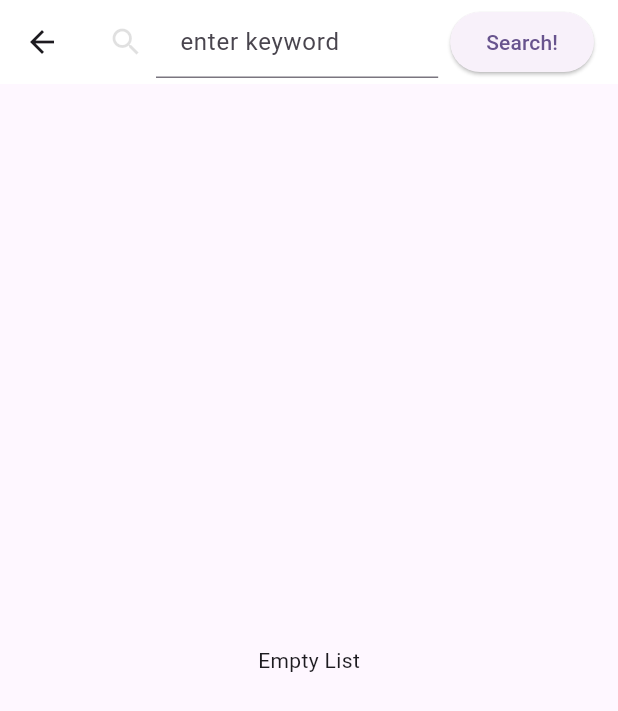
After one commit to Urrr4545/flutter_challenge, a Flutter app: the ChallengeNormalScreenDay8 screen opened directly, on a phone screen of 412 x 824 dp. The commit adds this screen. Shown: the top 711 px of the screen. Run offline on Flutter 3.47's test engine with Material 3 defaults, Android fonts, the phone set to English and light mode, and no system bars; our stand-ins replace google_fonts.

Commit message:
update day8

```diff
--- /dev/null
+++ b/lib/challenge_day_8/normal/main.dart
@@ -0,0 +1,198 @@
+import 'dart:convert';
+
+import 'package:flutter/material.dart';
+import 'package:http/http.dart' as http;
+
+class ResModel {
+  List<PeopleModel> results = [];
+
+  ResModel.fromJson(Map<String, dynamic> json) {
+    if (json['results'] != null) {
+      results = <PeopleModel>[];
+      json['results'].forEach((v) {
+        results.add(PeopleModel.fromJson(v));
+      });
+    }
+  }
+}
+
+class PeopleModel {
+  final String name, height, mass, hairColor, skinColor;
+
+  PeopleModel.fromJson(Map<String, dynamic> json)
+      : name = json['name'],
+        height = json['height'],
+        mass = json['mass'],
+        hairColor = json['hair_color'],
+        skinColor = json['skin_color'];
+}
+
+class ApiService {
+  static const String baseUrl = "https://swapi.dev/api/people/?search=";
+
+  static Future<List<PeopleModel>> getPeopleByName(String name) async {
+    final List<PeopleModel> peoples = [];
+    final url = Uri.parse("$baseUrl$name");
+    final res = await http.get(url);
+
+    if (res.statusCode == 200) {
+      final jsonData = jsonDecode(res.body);
+      final model = ResModel.fromJson(jsonData);
+      peoples.addAll(model.results);
+      model.results.forEach((element) {
+        print("name : ${element.name}");
+      });
+      return peoples;
+    }
+
+    throw Error();
+  }
+}
+
+class ChallengeNormalScreenDay8 extends StatefulWidget {
+  const ChallengeNormalScreenDay8({Key? key}) : super(key: key);
+
+  @override
+  State<ChallengeNormalScreenDay8> createState() =>
+      _ChallengeNormalScreenDay8State();
+}
+
+class _ChallengeNormalScreenDay8State extends State<ChallengeNormalScreenDay8> {
+  final textfieldController = TextEditingController();
+
+  List<PeopleModel> peoples = [];
+  bool isLoading = false;
+  bool isError = false;
+
+  @override
+  void initState() {
+    super.initState();
+  }
+
+  @override
+  void dispose() {
+    textfieldController.dispose();
+    super.dispose();
+  }
+
+  void fetchList(String keyword) {
+    setState(() {
+      isLoading = true;
+      isError = false;
+    });
+    ApiService.getPeopleByName(keyword).then((value) {
+      setState(() {
+        isLoading = false;
+        peoples.clear();
+        peoples.addAll(value);
+      });
+    }).onError((error, stackTrace) {
+      setState(() {
+        isLoading = false;
+        isError = true;
+      });
+    });
+  }
+
+  @override
+  Widget build(BuildContext context) {
+    return SafeArea(
+      child: Scaffold(
+          appBar: _buildAppbar(),
+          body: isLoading
+              ? _buildMessageView("Loading...")
+              : isError
+                  ? _buildMessageView("Error")
+                  : _buildPeopleListView(peoples)),
+    );
+  }
+
+  AppBar _buildAppbar() {
+    return AppBar(
+      backgroundColor: Colors.white,
+      title: Row(
+        mainAxisAlignment: MainAxisAlignment.start,
+        mainAxisSize: MainAxisSize.max,
+        children: [
+          const Icon(
+            Icons.search,
+            color: Colors.black12,
+          ),
+          const SizedBox(
+            width: 8,
+          ),
+          Flexible(
+            flex: 1,
+            child: TextField(
+              controller: textfieldController,
+              decoration: const InputDecoration(
+                contentPadding: EdgeInsets.symmetric(
+                  vertical: 8,
+                  horizontal: 16,
+                ),
+                hintText: 'enter keyword',
+              ),
+            ),
+          ),
+          const SizedBox(
+            width: 8,
+          ),
+          ElevatedButton(
+            onPressed: () {
+              fetchList(textfieldController.text);
+            },
+            child: const Text('Search!'),
+          ),
+        ],
+      ),
+    );
+  }
+
+  Widget _buildMessageView(String message) {
+    return Container(
+      alignment: Alignment.center,
+      child: Text('$message'),
+    );
+  }
+
+  Widget _buildPeopleListView(List<PeopleModel> items) {
+    return items.isEmpty
+        ? _buildMessageView("Empty List")
+        : ListView.separated(
+            padding: const EdgeInsets.symmetric(vertical: 10, horizontal: 10),
+            scrollDirection: Axis.vertical,
+            itemCount: items.length,
+            itemBuilder: (context, index) {
+              var item = items[index];
+              return _buildButtonWidget(item);
+            },
+            separatorBuilder: (context, index) => const SizedBox(
+              height: 10,
+            ),
+          );
+  }
+
+  Widget _buildButtonWidget(PeopleModel item) {
+    return Row(
+      mainAxisAlignment: MainAxisAlignment.center,
+      children: [
+        Expanded(
+          child: Container(
+            decoration: BoxDecoration(
+                color: Colors.grey.withOpacity(0.7),
+                borderRadius: BorderRadius.circular(10),
+                border: Border.all(width: 2, color: Colors.black)),
+            child: Column(
+              children: [
+                Text('${item.name}'),
+                Text('${item.height} / ${item.mass}'),
+                Text(
+                    'Hair Color : ${item.hairColor} | Skin Color : ${item.skinColor}'),
+              ],
+            ),
+          ),
+        ),
+      ],
+    );
+  }
+}
```
Also changed, not shown: lib/challenge_day_8/hard/main.dart (added, +94 -0 lines), lib/challenge_menu.dart (+24 -0 lines).
